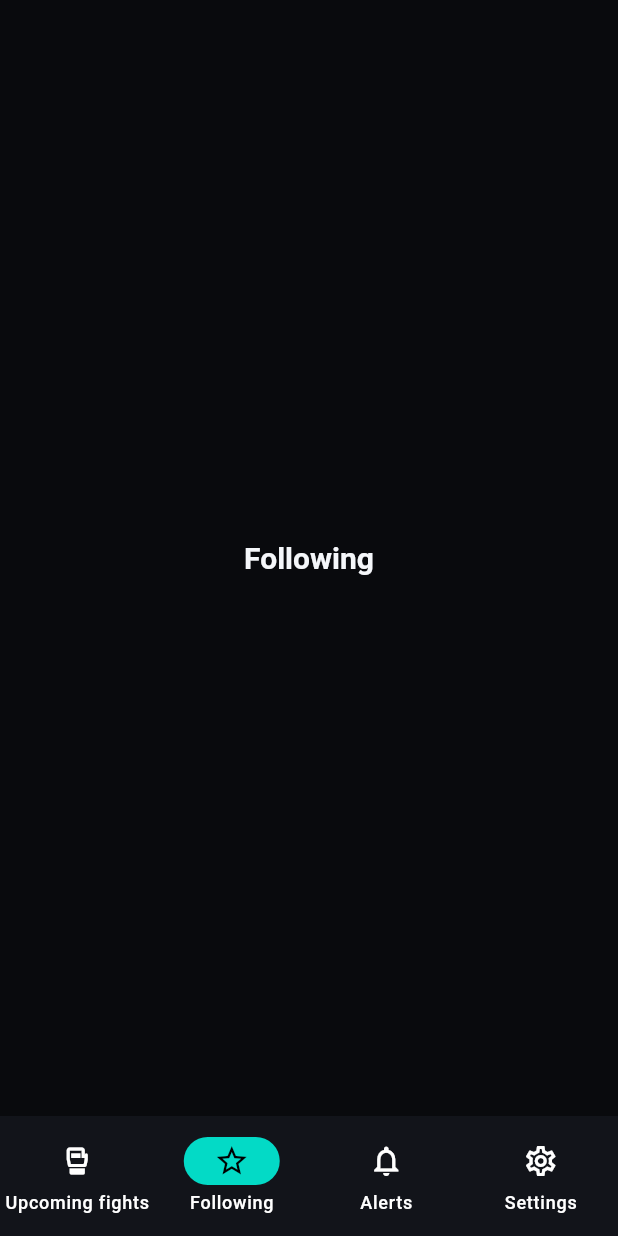
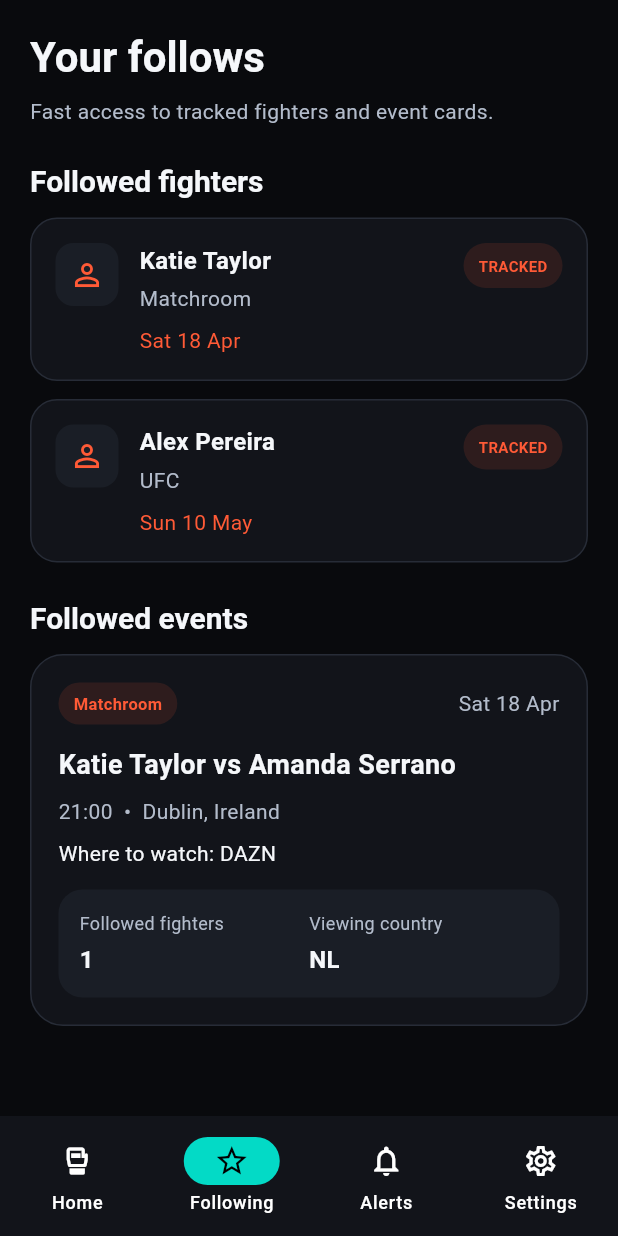
Before and after one commit to Louz00/FightCue, a Flutter app: the screen it shows after launch, item 2 of the bottom bar chosen, on a phone screen of 412 x 824 dp. Run offline on Flutter 3.47's test engine with Material 3 defaults, Android fonts, the phone set to English and light mode, and no system bars.

Commit message:
Build FightCue secondary app screens

```diff
--- a/mobile/lib/src/core/app_strings.dart
+++ b/mobile/lib/src/core/app_strings.dart
@@ -30,6 +30,11 @@ class AppStrings {
   }
 
   String get appName => 'FightCue';
+  String get homeNavLabel => _pick(
+        en: 'Home',
+        nl: 'Home',
+        es: 'Inicio',
+      );
   String get homeTitle => _pick(
         en: 'Upcoming fights',
         nl: 'Aankomende gevechten',
@@ -45,15 +50,35 @@ class AppStrings {
         nl: 'Meldingen',
         es: 'Alertas',
       );
+  String get alertsSubtitle => _pick(
+        en: 'Quiet reminders for the fighters and events you care about most.',
+        nl: 'Rustige herinneringen voor de vechters en evenementen die voor jou tellen.',
+        es: 'Recordatorios discretos para los peleadores y eventos que mas te interessan.',
+      );
   String get settings => _pick(
         en: 'Settings',
         nl: 'Instellingen',
         es: 'Ajustes',
       );
+  String get settingsSubtitle => _pick(
+        en: 'Language, country, account, and premium preferences.',
+        nl: 'Taal, land, account en premiumvoorkeuren.',
+        es: 'Idioma, pais, cuenta y preferencias premium.',
+      );
   String get yourTime => _pick(
         en: 'your time',
         nl: 'jouw tijd',
         es: 'tu hora',
+      );
+  String get followingTitle => _pick(
+        en: 'Your follows',
+        nl: 'Jouw favorieten',
+        es: 'Tus seguidos',
+      );
+  String get followingSubtitle => _pick(
+        en: 'Fast access to tracked fighters and event cards.',
+        nl: 'Snelle toegang tot gevolgde vechters en event cards.',
+        es: 'Acceso rapido a peleadores seguidos y carteleras.',
       );
   String get nextFight => _pick(
         en: 'Next big fight',
@@ -115,10 +140,95 @@ class AppStrings {
         nl: 'Gratis gebruikers krijgen alleen rustige feed ads. Premium verwijdert alle advertenties.',
         es: 'Los usuarios gratis solo reciben anuncios discretos en el feed. Premium elimina todos los anuncios.',
       );
+  String get accountModelBody => _pick(
+        en: 'Anonymous by default. Optional email sign-in can be added later for sync and restore.',
+        nl: 'Standaard anoniem. Optioneel e-mail inloggen kan later worden toegevoegd voor sync en herstel.',
+        es: 'Anonimo por defecto. El acceso por correo se puede anadir mas tarde para sincronizacion y restauracion.',
+      );
   String get accountModelTitle => _pick(
         en: 'Account model',
         nl: 'Accountmodel',
         es: 'Modelo de cuenta',
+      );
+  String get reminderPresetsTitle => _pick(
+        en: 'Reminder presets',
+        nl: 'Herinneringsinstellingen',
+        es: 'Preajustes de recordatorio',
+      );
+  String get fighterReminderPresetsTitle => _pick(
+        en: 'Fighter alerts',
+        nl: 'Vechtersmeldingen',
+        es: 'Alertas de peleadores',
+      );
+  String get eventReminderPresetsTitle => _pick(
+        en: 'Event alerts',
+        nl: 'Evenementmeldingen',
+        es: 'Alertas de eventos',
+      );
+  String get reminderPreset24h => _pick(
+        en: '24 hours before',
+        nl: '24 uur van tevoren',
+        es: '24 horas antes',
+      );
+  String get reminderPreset1h => _pick(
+        en: '1 hour before',
+        nl: '1 uur van tevoren',
+        es: '1 hora antes',
+      );
+  String get reminderPresetChanges => _pick(
+        en: 'Time changes',
+        nl: 'Tijdswijzigingen',
+        es: 'Cambios de horario',
+      );
+  String get reminderPresetWatch => _pick(
+        en: 'Watch provider updates',
+        nl: 'Updates van kijkproviders',
+        es: 'Actualizaciones del proveedor',
+      );
+  String get alertPolicyTitle => _pick(
+        en: 'Alert style',
+        nl: 'Meldingsstijl',
+        es: 'Estilo de alertas',
+      );
+  String get alertPolicyBody => _pick(
+        en: 'FightCue should stay useful, not noisy. Alerts focus on tracked cards, followed fighters, and confirmed timing changes.',
+        nl: 'FightCue moet nuttig blijven, niet druk. Meldingen richten zich op gevolgde kaarten, gevolgde vechters en bevestigde tijdswijzigingen.',
+        es: 'FightCue debe ser util, no ruidoso. Las alertas se centran en carteleras seguidas, peleadores seguidos y cambios confirmados.',
+      );
+  String get currentPlanTitle => _pick(
+        en: 'Current plan',
+        nl: 'Huidig plan',
+        es: 'Plan actual',
+      );
+  String get freePlanLabel => _pick(
+        en: 'Free tier',
+        nl: 'Gratis tier',
+        es: 'Plan gratuito',
+      );
+  String get premiumPlanLabel => _pick(
+        en: 'Premium',
+        nl: 'Premium',
+        es: 'Premium',
+      );
+  String get languagePreferencesTitle => _pick(
+        en: 'Languages',
+        nl: 'Talen',
+        es: 'Idiomas',
+      );
+  String get languagePreferencesBody => _pick(
+        en: 'English, Dutch, and Spanish are prepared for launch.',
+        nl: 'Engels, Nederlands en Spaans staan klaar voor lancering.',
+        es: 'Ingles, neerlandes y espanol estan preparados para el lanzamiento.',
+      );
+  String get notificationStyleTitle => _pick(
+        en: 'Notification style',
+        nl: 'Notificatiestijl',
+        es: 'Estilo de notificaciones',
+      );
+  String get notificationStyleBody => _pick(
+        en: 'Quiet alerts only, with stronger notification confidence reserved for premium later.',
+        nl: 'Alleen rustige meldingen, met sterkere meldingszekerheid later voor premium.',
+        es: 'Solo alertas discretas, con mayor confianza de notificacion reservada para premium despues.',
       );
   String get watchInfoTitle => _pick(
         en: 'Watch by country',
--- /dev/null
+++ b/mobile/lib/src/features/following/following_screen.dart
@@ -0,0 +1,266 @@
+import 'package:flutter/material.dart';
+
+import '../../core/app_strings.dart';
+import '../../core/theme/app_theme.dart';
+import '../../models/domain_models.dart';
+import '../../models/mock_data.dart';
+
+class FollowingScreen extends StatelessWidget {
+  const FollowingScreen({super.key, required this.strings});
+
+  final AppStrings strings;
+
+  @override
+  Widget build(BuildContext context) {
+    final snapshot = sampleHomeSnapshot;
+    final followedEvents = snapshot.events.where((event) => event.isFollowed).toList();
+
+    return ListView(
+      padding: const EdgeInsets.all(20),
+      children: [
+        Text(strings.followingTitle, style: Theme.of(context).textTheme.headlineMedium),
+        const SizedBox(height: 8),
+        Text(strings.followingSubtitle, style: Theme.of(context).textTheme.bodyMedium),
+        const SizedBox(height: 24),
+        _SectionHeader(label: strings.followedFightersTitle),
+        const SizedBox(height: 12),
+        ...snapshot.followedFighters.map(
+          (fighter) => Padding(
+            padding: const EdgeInsets.only(bottom: 12),
+            child: _FollowedFighterTile(fighter: fighter),
+          ),
+        ),
+        const SizedBox(height: 12),
+        _SectionHeader(label: strings.followedEventsTitle),
+        const SizedBox(height: 12),
+        ...followedEvents.map(
+          (event) => Padding(
+            padding: const EdgeInsets.only(bottom: 12),
+            child: _FollowedEventCard(event: event, strings: strings),
+          ),
+        ),
+      ],
+    );
+  }
+}
+
+class _SectionHeader extends StatelessWidget {
+  const _SectionHeader({required this.label});
+
+  final String label;
+
+  @override
+  Widget build(BuildContext context) {
+    return Text(label, style: Theme.of(context).textTheme.titleLarge);
+  }
+}
+
+class _FollowedFighterTile extends StatelessWidget {
+  const _FollowedFighterTile({required this.fighter});
+
+  final FighterSummary fighter;
+
+  @override
+  Widget build(BuildContext context) {
+    return Container(
+      padding: const EdgeInsets.all(16),
+      decoration: BoxDecoration(
+        color: AppColors.surface,
+        borderRadius: BorderRadius.circular(18),
+        border: Border.all(color: AppColors.border),
+      ),
+      child: Row(
+        crossAxisAlignment: CrossAxisAlignment.start,
+        children: [
+          Container(
+            width: 42,
+            height: 42,
+            decoration: BoxDecoration(
+              color: AppColors.surfaceAlt,
+              borderRadius: BorderRadius.circular(12),
+            ),
+            child: const Icon(
+              Icons.person_outline,
+              color: AppColors.accent,
+            ),
+          ),
+          const SizedBox(width: 14),
+          Expanded(
+            child: Column(
+              crossAxisAlignment: CrossAxisAlignment.start,
+              children: [
+                Text(
+                  fighter.name,
+                  style: const TextStyle(
+                    color: AppColors.textPrimary,
+                    fontWeight: FontWeight.w700,
+                    fontSize: 16,
+                  ),
+                ),
+                const SizedBox(height: 4),
+                Text(
+                  fighter.organizationHint,
+                  style: const TextStyle(color: AppColors.textSecondary),
+                ),
+                const SizedBox(height: 8),
+                Text(
+                  fighter.nextAppearanceLabel,
+                  style: const TextStyle(color: AppColors.accent),
+                ),
+              ],
+            ),
+          ),
+          Container(
+            padding: const EdgeInsets.symmetric(horizontal: 10, vertical: 8),
+            decoration: BoxDecoration(
+              color: AppColors.accent.withValues(alpha: 0.12),
+              borderRadius: BorderRadius.circular(999),
+            ),
+            child: const Text(
+              'TRACKED',
+              style: TextStyle(
+                color: AppColors.accent,
+                fontWeight: FontWeight.w700,
+                fontSize: 10,
+              ),
+            ),
+          ),
+        ],
+      ),
+    );
+  }
+}
+
+class _FollowedEventCard extends StatelessWidget {
+  const _FollowedEventCard({required this.event, required this.strings});
+
+  final EventSummary event;
+  final AppStrings strings;
+
+  @override
+  Widget build(BuildContext context) {
+    final mainBout = event.bouts.firstWhere((bout) => bout.isMainEvent);
+    final followedBouts = event.bouts.where((bout) => bout.includesFollowedFighter).length;
+
+    return Container(
+      padding: const EdgeInsets.all(18),
+      decoration: BoxDecoration(
+        color: AppColors.surface,
+        borderRadius: BorderRadius.circular(22),
+        border: Border.all(color: AppColors.border),
+      ),
+      child: Column(
+        crossAxisAlignment: CrossAxisAlignment.start,
+        children: [
+          Row(
+            children: [
+              _Pill(label: event.organization),
+              const Spacer(),
+              Text(
+                event.localDateLabel,
+                style: const TextStyle(color: AppColors.textSecondary),
+              ),
+            ],
+          ),
+          const SizedBox(height: 14),
+          Text(
+            '${mainBout.fighterAName} vs ${mainBout.fighterBName}',
+            style: const TextStyle(
+              color: AppColors.textPrimary,
+              fontWeight: FontWeight.w700,
+              fontSize: 18,
+            ),
+          ),
+          const SizedBox(height: 8),
+          Text(
+            '${event.localTimeLabel}  •  ${event.locationLabel}',
+            style: const TextStyle(color: AppColors.textSecondary),
+          ),
+          const SizedBox(height: 8),
+          Text(
+            '${strings.whereToWatch}: ${event.watchProviders.first.label}',
+            style: const TextStyle(color: AppColors.textPrimary),
+          ),
+          const SizedBox(height: 14),
+          Container(
+            padding: const EdgeInsets.all(14),
+            decoration: BoxDecoration(
+              color: AppColors.surfaceAlt,
+              borderRadius: BorderRadius.circular(16),
+            ),
+            child: Row(
+              children: [
+                Expanded(
+                  child: _Metric(
+                    label: strings.followedFightersTitle,
+                    value: followedBouts.toString(),
+                  ),
+                ),
+                Expanded(
+                  child: _Metric(
+                    label: strings.selectedCountryLabel,
+                    value: event.selectedCountryCode,
+                  ),
+                ),
+              ],
+            ),
+          ),
+        ],
+      ),
+    );
+  }
+}
+
+class _Metric extends StatelessWidget {
+  const _Metric({required this.label, required this.value});
+
+  final String label;
+  final String value;
+
+  @override
+  Widget build(BuildContext context) {
+    return Column(
+      crossAxisAlignment: CrossAxisAlignment.start,
+      children: [
+        Text(
+          label,
+          style: const TextStyle(color: AppColors.textSecondary, fontSize: 12),
+        ),
+        const SizedBox(height: 4),
+        Text(
+          value,
+          style: const TextStyle(
+            color: AppColors.textPrimary,
+            fontWeight: FontWeight.w700,
+            fontSize: 16,
+          ),
+        ),
+      ],
+    );
+  }
+}
+
+class _Pill extends StatelessWidget {
+  const _Pill({required this.label});
+
+  final String label;
+
+  @override
+  Widget build(BuildContext context) {
+    return Container(
+      padding: const EdgeInsets.symmetric(horizontal: 10, vertical: 6),
+      decoration: BoxDecoration(
+        color: AppColors.accent.withValues(alpha: 0.12),
+        borderRadius: BorderRadius.circular(999),
+      ),
+      child: Text(
+        label,
+        style: const TextStyle(
+          color: AppColors.accent,
+          fontWeight: FontWeight.w700,
+          fontSize: 11,
+        ),
+      ),
+    );
+  }
+}
--- a/mobile/lib/src/features/home/home_screen.dart
+++ b/mobile/lib/src/features/home/home_screen.dart
@@ -72,7 +72,7 @@ class HomeScreen extends StatelessWidget {
         ],
         _InfoPanel(
           title: strings.accountModelTitle,
-          body: snapshot.accountModeLabel,
+          body: strings.accountModelBody,
         ),
         const SizedBox(height: 12),
         _InfoPanel(
--- a/mobile/lib/src/features/shell/app_shell.dart
+++ b/mobile/lib/src/features/shell/app_shell.dart
@@ -1,7 +1,10 @@
 import 'package:flutter/material.dart';
 
 import '../../core/app_strings.dart';
+import '../alerts/alerts_screen.dart';
+import '../following/following_screen.dart';
 import '../home/home_screen.dart';
+import '../settings/settings_screen.dart';
 
 class AppShell extends StatefulWidget {
   const AppShell({super.key});
@@ -18,9 +21,9 @@ class _AppShellState extends State<AppShell> {
     final strings = AppStrings.of(context);
     final tabs = [
       HomeScreen(strings: strings),
-      _PlaceholderTab(title: strings.following),
-      _PlaceholderTab(title: strings.alerts),
-      _PlaceholderTab(title: strings.settings),
+      FollowingScreen(strings: strings),
+      AlertsScreen(strings: strings),
+      SettingsScreen(strings: strings),
     ];
 
     return Scaffold(
@@ -31,7 +34,7 @@ class _AppShellState extends State<AppShell> {
         destinations: [
           NavigationDestination(
             icon: const Icon(Icons.sports_mma_outlined),
-            label: strings.homeTitle,
+            label: strings.homeNavLabel,
           ),
           NavigationDestination(
             icon: const Icon(Icons.star_border),
@@ -50,16 +53,3 @@ class _AppShellState extends State<AppShell> {
     );
   }
 }
-
-class _PlaceholderTab extends StatelessWidget {
-  const _PlaceholderTab({required this.title});
-
-  final String title;
-
-  @override
-  Widget build(BuildContext context) {
-    return Center(
-      child: Text(title, style: Theme.of(context).textTheme.titleLarge),
-    );
-  }
-}
```
Also changed, not shown: mobile/lib/src/features/alerts/alerts_screen.dart (added, +186 -0 lines), mobile/lib/src/features/settings/settings_screen.dart (added, +125 -0 lines).
